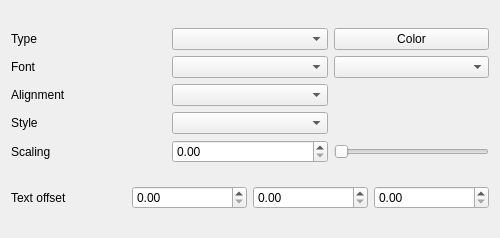
This is iraspa/iraspagui/appearanceannotationform.ui in iRASPA/iRASPA-QT as Qt 5 draws it before an edit. The edited form follows.
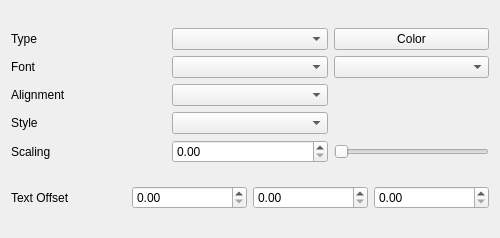
This is the edited form. Custom widgets are drawn as their Qt base class.

The edit to the form file:
```diff
--- a/iraspa/iraspagui/appearanceannotationform.ui
+++ b/iraspa/iraspagui/appearanceannotationform.ui
@@ -122,7 +122,7 @@
        <item>
         <widget class="QLabel" name="label_6">
          <property name="text">
-          <string>Text offset</string>
+          <string>Text Offset</string>
          </property>
         </widget>
        </item>
```
